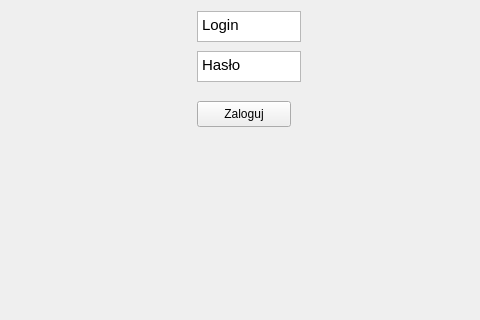
Before: the Qt Designer form LoginWindow.ui in majkus522/project-bank-app, drawn with Qt 5; both pictures show x 83 to 563 and y 89 to 409 of the 800 by 600 pixel window.
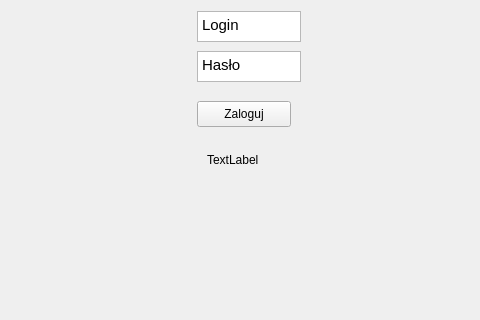
After: the same form once the commit is applied.

Diff of the .ui file:
```diff
--- a/LoginWindow.ui
+++ b/LoginWindow.ui
@@ -67,6 +67,19 @@
      <string>Zaloguj</string>
     </property>
    </widget>
+   <widget class="QLabel" name="label">
+    <property name="geometry">
+     <rect>
+      <x>290</x>
+      <y>240</y>
+      <width>66</width>
+      <height>18</height>
+     </rect>
+    </property>
+    <property name="text">
+     <string>TextLabel</string>
+    </property>
+   </widget>
   </widget>
   <widget class="QMenuBar" name="menubar">
    <property name="geometry">
```
